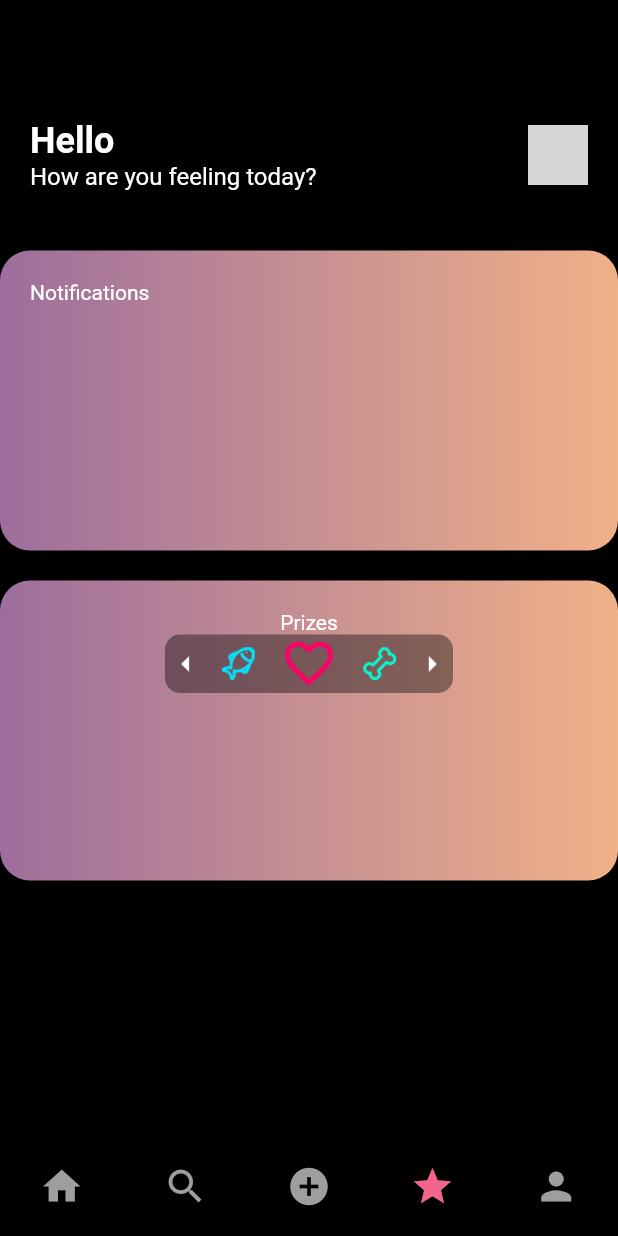
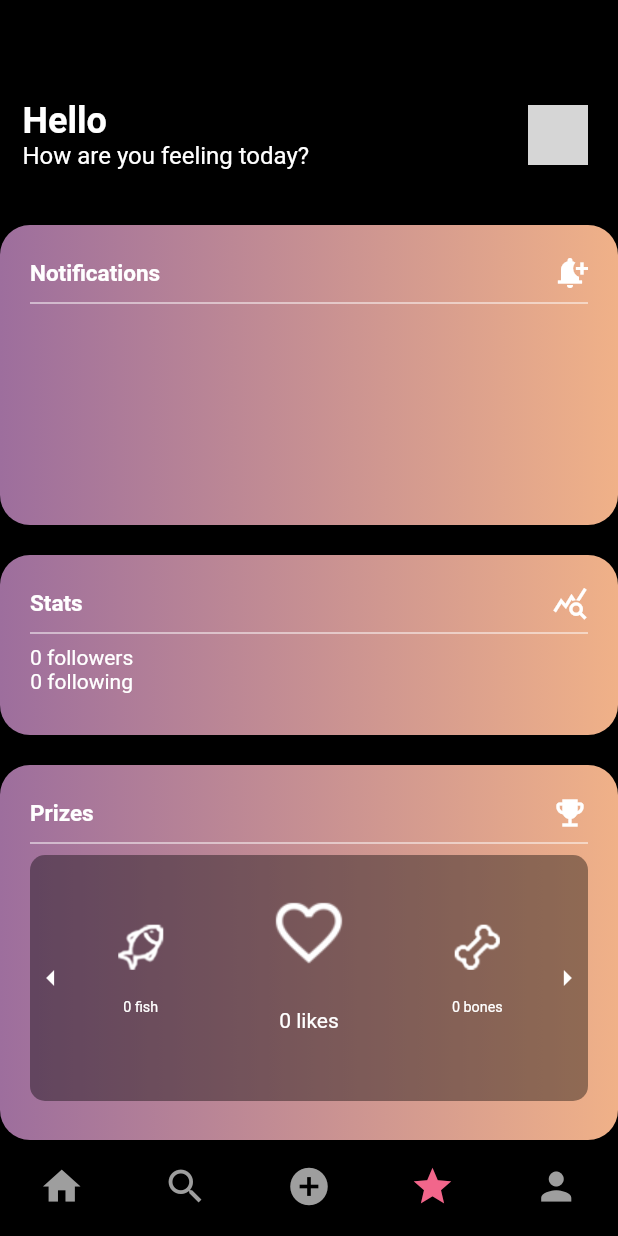
Before and after one commit to cschiappa/pets-social, a Flutter app: the screen it shows once a user with an empty profile is signed in, swiped to page 4, on a phone screen of 412 x 824 dp. Run offline on Flutter 3.47's test engine with Material 2 defaults, Android fonts, the phone set to English and light mode, and no system bars; drawn by our look-alikes of carousel_slider; our stand-ins replace cached_network_image, cloud_firestore, firebase_auth, firebase_core, firebase_messaging, firebase_storage and 6 more; missing offline and left inert: cached_video_player, video_thumbnail; accounts and stored records are empty; network calls fail; statements that could not run were skipped; project files that could hold a hidden picture were left out; grey boxes are pictures that could not be loaded.

Commit message:
finished prizes screen

```diff
--- a/lib/responsive/mobile_screen_layout.dart
+++ b/lib/responsive/mobile_screen_layout.dart
@@ -2,6 +2,9 @@ import 'package:flutter/cupertino.dart';
 import 'package:flutter/material.dart';
 import 'package:pets_social/utils/colors.dart';
 import 'package:pets_social/utils/global_variables.dart';
+import 'package:provider/provider.dart';
+
+import '../providers/user_provider.dart';
 
 class MobileScreenLayout extends StatefulWidget {
   const MobileScreenLayout({Key? key}) : super(key: key);
--- a/lib/screens/prizes_screen.dart
+++ b/lib/screens/prizes_screen.dart
@@ -16,19 +16,22 @@ class PrizesScreen extends StatefulWidget {
 }
 
 class _PrizesScreenState extends State<PrizesScreen> {
-  @override
-  Widget build(BuildContext context) {
-    final ModelProfile? profile = Provider.of<UserProvider>(context).getProfile;
   var userData = {};
   int postLen = 0;
   int likes = 0;
   int fish = 0;
   int bones = 0;
   int followers = 0;
+  int following = 0;
   bool isFollowing = false;
   bool isLoading = false;
-    String userId = "";
   final CarouselController _controller = CarouselController();
+
+  @override
+  void initState() {
+    super.initState();
+    getData();
+  }
 
   getData() async {
     final ModelProfile? profile =
@@ -39,18 +42,19 @@ class _PrizesScreenState extends State<PrizesScreen> {
     try {
       var userSnap = await FirebaseFirestore.instance
           .collectionGroup('profiles')
-            .where('profileUid', isEqualTo: userId)
+          .where('profileUid', isEqualTo: profile!.profileUid)
           .get();
 
       //GET POST LENGTH
       var postSnap = await FirebaseFirestore.instance
           .collection('posts')
-            .where('profileUid', isEqualTo: profile!.profileUid)
+          .where('profileUid', isEqualTo: profile.profileUid)
           .get();
 
       postLen = postSnap.docs.length;
       userData = userSnap.docs.first.data();
       followers = userData['followers'].length;
+      following = userData['following'].length;
       isFollowing = userData['followers'].contains(profile.profileUid);
 
       for (var post in postSnap.docs) {
@@ -69,18 +73,22 @@ class _PrizesScreenState extends State<PrizesScreen> {
     });
   }
 
+  @override
+  Widget build(BuildContext context) {
+    final ModelProfile? profile = Provider.of<UserProvider>(context).getProfile;
     return Scaffold(
-        body: Column(
+        body: SingleChildScrollView(
+      child: Column(
         children: [
           SizedBox(
-          height: 60,
+            height: 50,
           ),
           Row(
             mainAxisAlignment: MainAxisAlignment.spaceBetween,
             children: [
               Container(
                 alignment: Alignment.topLeft,
-              padding: EdgeInsets.all(20),
+                padding: EdgeInsets.all(15),
                 child: RichText(
                   text: TextSpan(
                     style: DefaultTextStyle.of(context).style,
@@ -107,7 +115,8 @@ class _PrizesScreenState extends State<PrizesScreen> {
                 child: CircleAvatar(
                   backgroundImage: (profile.photoUrl != null)
                       ? NetworkImage(profile.photoUrl!)
-                    : AssetImage('assets/default_pic') as ImageProvider<Object>,
+                      : AssetImage('assets/default_pic')
+                          as ImageProvider<Object>,
                 ),
               ),
             ],
@@ -116,26 +125,7 @@ class _PrizesScreenState extends State<PrizesScreen> {
             height: 20,
           ),
           Container(
-          padding: EdgeInsets.all(20),
-          width: double.infinity,
-          height: 200,
-          decoration: BoxDecoration(
-            borderRadius: BorderRadius.circular(20.0),
-            gradient: LinearGradient(
-              colors: [
-                Color.fromARGB(255, 157, 110, 157), // Start color
-                Color.fromARGB(255, 240, 177, 136), // End color
-              ],
-            ),
-          ),
-          child: Text(
-            'Notifications',
-          ),
-        ),
-        SizedBox(
-          height: 20,
-        ),
-        Container(
+            alignment: Alignment.topLeft,
             padding: EdgeInsets.all(20),
             width: double.infinity,
             height: 200,
@@ -150,10 +140,107 @@ class _PrizesScreenState extends State<PrizesScreen> {
             ),
             child: Column(
               children: [
-                Text('Prizes'),
-                Padding(
-                  padding: const EdgeInsets.symmetric(horizontal: 90),
-                  child: Container(
+                Row(
+                  mainAxisAlignment: MainAxisAlignment.spaceBetween,
+                  children: [
+                    Text(
+                      'Notifications',
+                      style:
+                          TextStyle(fontSize: 15, fontWeight: FontWeight.bold),
+                    ),
+                    Icon(Icons.notification_add)
+                  ],
+                ),
+                Divider(
+                  color: Colors.white,
+                ),
+              ],
+            ),
+          ),
+          SizedBox(
+            height: 20,
+          ),
+          Container(
+              alignment: Alignment.topLeft,
+              padding: EdgeInsets.all(20),
+              width: double.infinity,
+              height: 120,
+              decoration: BoxDecoration(
+                borderRadius: BorderRadius.circular(20.0),
+                gradient: LinearGradient(
+                  colors: [
+                    Color.fromARGB(255, 157, 110, 157), // Start color
+                    Color.fromARGB(255, 240, 177, 136), // End color
+                  ],
+                ),
+              ),
+              child: Column(
+                mainAxisAlignment: MainAxisAlignment.start,
+                children: [
+                  Container(
+                    alignment: Alignment.topLeft,
+                    child: Row(
+                      mainAxisAlignment: MainAxisAlignment.spaceBetween,
+                      children: [
+                        Text(
+                          'Stats',
+                          style: TextStyle(
+                              fontSize: 15, fontWeight: FontWeight.bold),
+                        ),
+                        Icon(Icons.query_stats)
+                      ],
+                    ),
+                  ),
+                  Divider(
+                    color: Colors.white,
+                  ),
+                  Container(
+                    alignment: Alignment.topLeft,
+                    child: Column(
+                      children: [
+                        Text('$followers followers'),
+                        Text('$following following'),
+                      ],
+                    ),
+                  )
+                ],
+              )),
+          SizedBox(
+            height: 20,
+          ),
+          Container(
+              padding: EdgeInsets.all(20),
+              width: double.infinity,
+              height: 250,
+              decoration: BoxDecoration(
+                borderRadius: BorderRadius.circular(20.0),
+                gradient: LinearGradient(
+                  colors: [
+                    Color.fromARGB(255, 157, 110, 157), // Start color
+                    Color.fromARGB(255, 240, 177, 136), // End color
+                  ],
+                ),
+              ),
+              child: Column(
+                children: [
+                  Container(
+                    alignment: Alignment.topLeft,
+                    child: Row(
+                      mainAxisAlignment: MainAxisAlignment.spaceBetween,
+                      children: [
+                        Text(
+                          'Prizes',
+                          style: TextStyle(
+                              fontSize: 15, fontWeight: FontWeight.bold),
+                        ),
+                        Icon(Icons.emoji_events)
+                      ],
+                    ),
+                  ),
+                  Divider(
+                    color: Colors.white,
+                  ),
+                  Container(
                     padding: EdgeInsets.all(2.0),
                     decoration: BoxDecoration(
                       borderRadius: BorderRadius.circular(10.0),
@@ -175,7 +262,7 @@ class _PrizesScreenState extends State<PrizesScreen> {
                             carouselController: _controller,
                             options: CarouselOptions(
                               viewportFraction: 0.4,
-                              aspectRatio: 4,
+                              aspectRatio: 2,
                               enableInfiniteScroll: true,
                               initialPage: 1,
                               enlargeCenterPage: true,
@@ -184,30 +271,49 @@ class _PrizesScreenState extends State<PrizesScreen> {
                             ),
                             items: [
                               // FISH
+                              Column(
+                                children: [
                                   Image.asset(
-                                (fish == 0)
+                                    (fish > 0)
                                         ? 'assets/fish.png'
                                         : 'assets/fish_border.png',
                                     width: 100,
                                     height: 100,
                                   ),
+                                  Text('$fish fish')
+                                ],
+                              ),
 
                               //LIKES
+                              Column(
+                                children: [
                                   Image.asset(
-                                (likes == 0)
+                                    (likes > 0)
                                         ? 'assets/like.png'
                                         : 'assets/like_border.png',
                                     width: 100,
                                     height: 100,
                                   ),
+                                  Text((likes == 1)
+                                      ? '$likes like'
+                                      : '$likes likes')
+                                ],
+                              ),
 
                               //BONES
+                              Column(
+                                children: [
                                   Image.asset(
-                                (bones == 0)
+                                    (bones > 0)
                                         ? 'assets/bone.png'
                                         : 'assets/bone_border.png',
                                     width: 100,
                                     height: 100,
+                                  ),
+                                  Text((bones == 1)
+                                      ? '$bones bone'
+                                      : '$bones bones')
+                                ],
                               ),
                             ],
                           ),
@@ -224,10 +330,10 @@ class _PrizesScreenState extends State<PrizesScreen> {
                       ],
                     ),
                   ),
-                ),
                 ],
               ))
         ],
+      ),
     ));
   }
 }
--- a/lib/screens/settings/settings.dart
+++ b/lib/screens/settings/settings.dart
@@ -50,6 +50,11 @@ class _SettingsPageState extends State<SettingsPage> {
               );
             },
           ),
+          ListTile(
+            leading: Icon(Icons.report_problem),
+            title: Text('Report a Problem'),
+            onTap: () {},
+          )
         ],
       ),
     );
```
Lines whose indentation alone changed are shown as unchanged.
